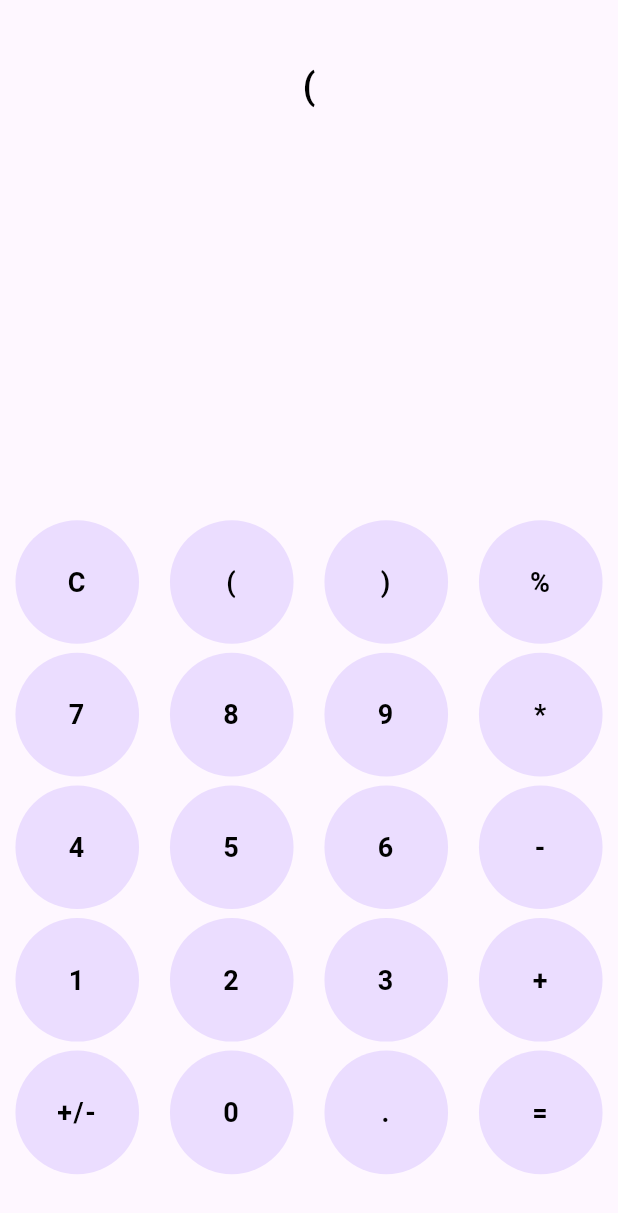
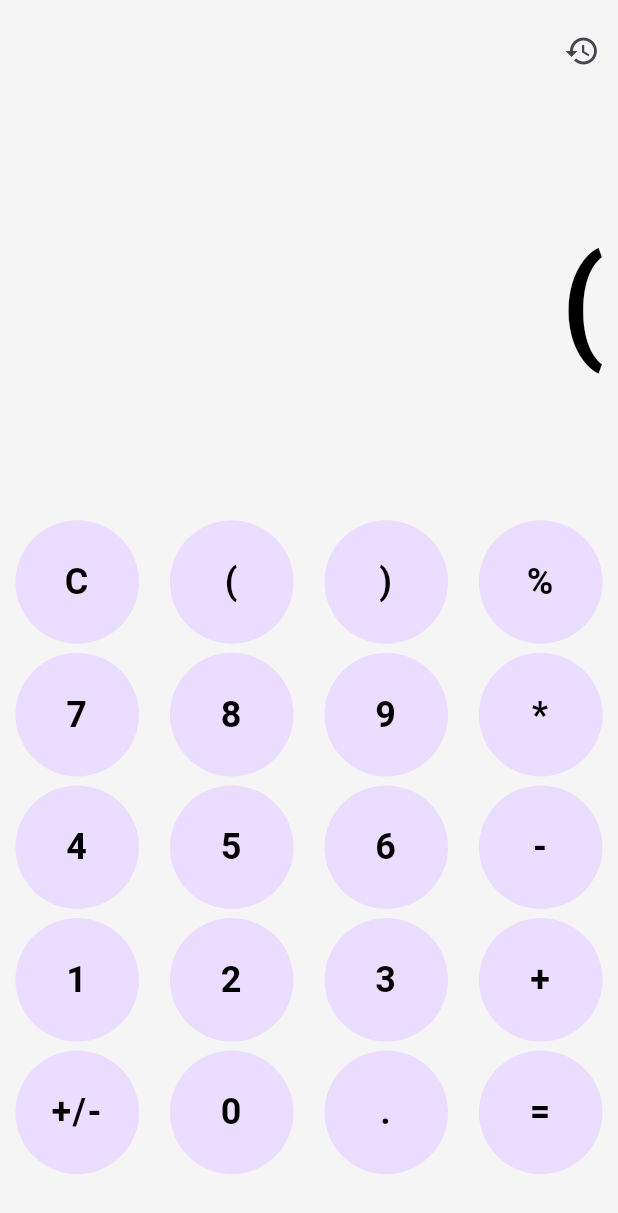
Before and after one commit to PushparajManickam/calculator, a Flutter app: the screen it shows after launch, after a tap on an icon or button, on a phone screen of 412 x 824 dp. Shown: the top 1213 px of the screen. Run offline on Flutter 3.47's test engine with Material 2 defaults, Android fonts, the phone set to English and light mode, and no system bars; drawn by our look-alikes of auto_size_text; our stand-ins replace google_fonts, math_expressions.

Commit message:
history file created

```diff
--- a/lib/main.dart
+++ b/lib/main.dart
@@ -1,4 +1,6 @@
+import 'package:calculator/provider/history_provider.dart';
 import 'package:flutter/material.dart';
+import 'package:provider/provider.dart';
 
 import 'screen/calculator_screen.dart';
 
@@ -17,7 +19,13 @@ class MyApp extends StatelessWidget {
   @override
   Widget build(BuildContext context) {
     deviceSize = MediaQuery.of(context).size;
-    return MaterialApp(
+    return MultiProvider(
+      providers: [
+        Provider<HistoryProvider>(
+          create: (_) => HistoryProvider(),
+        )
+      ],
+      child: MaterialApp(
         debugShowCheckedModeBanner: false,
         theme: ThemeData(
           colorScheme: ColorScheme.fromSeed(
@@ -26,6 +34,7 @@ class MyApp extends StatelessWidget {
           useMaterial3: true,
         ),
         home: const HomeScreen(),
+      ),
     );
   }
 }
--- /dev/null
+++ b/lib/provider/history_provider.dart
@@ -0,0 +1,10 @@
+import 'package:flutter/material.dart';
+
+class HistoryProvider with ChangeNotifier {
+  List _dataHistory = [];
+  get getDataHistory => _dataHistory;
+  set setDataHistory(value) {
+    _dataHistory = value;
+    notifyListeners();
+  }
+}
--- a/lib/screen/calculator_screen.dart
+++ b/lib/screen/calculator_screen.dart
@@ -1,9 +1,13 @@
 import 'package:auto_size_text/auto_size_text.dart';
 import 'package:calculator/main.dart';
+import 'package:calculator/provider/history_provider.dart';
 import 'package:flutter/material.dart';
 import 'package:flutter/services.dart';
 import 'package:google_fonts/google_fonts.dart';
 import 'package:math_expressions/math_expressions.dart';
+import 'package:provider/provider.dart';
+
+import 'history.dart';
 
 class HomeScreen extends StatefulWidget {
   const HomeScreen({super.key});
@@ -38,6 +42,7 @@ class _HomeScreenState extends State<HomeScreen> with ChangeNotifier {
     ".",
     "=",
   ];
+
   ValueNotifier<String> _resultValueNotifier = ValueNotifier<String>("");
   //Math expression
   Parser _parse = Parser();
@@ -56,21 +61,48 @@ class _HomeScreenState extends State<HomeScreen> with ChangeNotifier {
   Widget build(BuildContext context) {
     return SafeArea(
       child: Scaffold(
+        backgroundColor: Colors.grey.shade100,
         body: Column(
           mainAxisAlignment: MainAxisAlignment.start,
           children: <Widget>[
+            const SizedBox(
+              height: 10,
+            ),
+            Row(
+              mainAxisAlignment: MainAxisAlignment.end,
+              children: [
+                IconButton(
+                  onPressed: () => Navigator.push(
+                    context,
+                    MaterialPageRoute(
+                      builder: (context) => CalculatorHistory(),
+                    ),
+                  ),
+                  icon: Icon(
+                    Icons.history,
+                  ),
+                ),
+              ],
+            ),
             _commonSizedBox,
             Expanded(
+              child: Padding(
+                padding: const EdgeInsets.all(8.0),
+                child: Align(
+                  alignment: Alignment.centerRight,
                   child: ValueListenableBuilder(
                     valueListenable: _resultValueNotifier,
                     builder: (context, value, child) => AutoSizeText(
                       value,
+                      textAlign: TextAlign.end,
                       style: MyStyle.myTextStyle(
                         Colors.black,
-                    24.0,
+                        deviceSize!.width * 0.2,
                         FontWeight.w700,
                         1.0,
                         2.0,
+                      ),
+                    ),
                   ),
                 ),
               ),
@@ -88,6 +120,7 @@ class _HomeScreenState extends State<HomeScreen> with ChangeNotifier {
                             _resultValueNotifier.value = "";
                             break;
                           case "=":
+                            String _queryQuestion = _resultValueNotifier.value;
                             Expression _expression =
                                 _parse.parse(_resultValueNotifier.value);
                             _resultValueNotifier.value = (
@@ -96,6 +129,12 @@ class _HomeScreenState extends State<HomeScreen> with ChangeNotifier {
                                 _contextModel,
                               ),
                             ).toString();
+                            List _tempList = [
+                              _queryQuestion,
+                              _resultValueNotifier.value,
+                            ];
+                            Provider.of<HistoryProvider>(context, listen: false).setDataHistory = _tempList;
+
                             break;
                           default:
                             _resultValueNotifier.value =
@@ -147,7 +186,7 @@ class ButtonWidget extends StatelessWidget {
               minFontSize: 18,
               style: MyStyle.myTextStyle(
                 Colors.black,
-                18.0,
+                24.0,
                 FontWeight.w700,
                 1.0,
                 2.0,
--- a/pubspec.yaml
+++ b/pubspec.yaml
@@ -38,11 +38,12 @@ dependencies:
   google_fonts: ^5.1.0
   auto_size_text: ^3.0.0
   math_expressions: ^2.4.0
+  flutter_launcher_icons: ^0.13.1
+  provider: ^6.0.5
 
 dev_dependencies:
   flutter_test:
     sdk: flutter
-  flutter_launcher_icons: ^0.13.1
 
 flutter_launcher_icons:
   android: "launcher_icon"
```
Also changed, not shown: lib/screen/history.dart (added, +44 -0 lines), pubspec.lock. Lines whose indentation alone changed are shown as unchanged.
